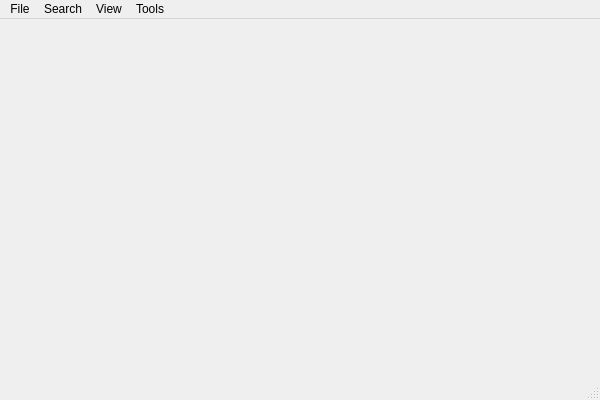
The window that gui/GLogApplication.ui (wengkai/GLog) describes before a commit, drawn with Qt 5.
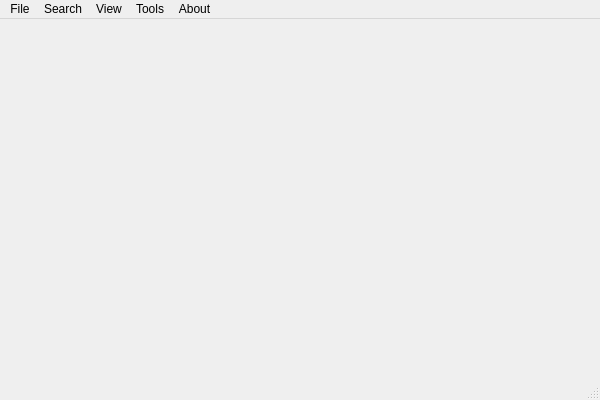
The same window after the commit.

```diff
--- a/gui/GLogApplication.ui
+++ b/gui/GLogApplication.ui
@@ -20,7 +20,7 @@
      <x>0</x>
      <y>0</y>
      <width>600</width>
-     <height>22</height>
+     <height>33</height>
     </rect>
    </property>
    <widget class="QMenu" name="menuFile">
@@ -53,10 +53,17 @@
     <addaction name="actionAward"/>
     <addaction name="actionUpdate_FCC_database"/>
    </widget>
+   <widget class="QMenu" name="menuAbout">
+    <property name="title">
+     <string>About</string>
+    </property>
+    <addaction name="actionAbout_Qt"/>
+   </widget>
    <addaction name="menuFile"/>
    <addaction name="menuSearch"/>
    <addaction name="menuView"/>
    <addaction name="menuTools"/>
+   <addaction name="menuAbout"/>
   </widget>
   <widget class="QStatusBar" name="statusBar"/>
   <action name="actionOpen">
```
Left out of the diff: 5 changed lines with no effect on the pictures.
